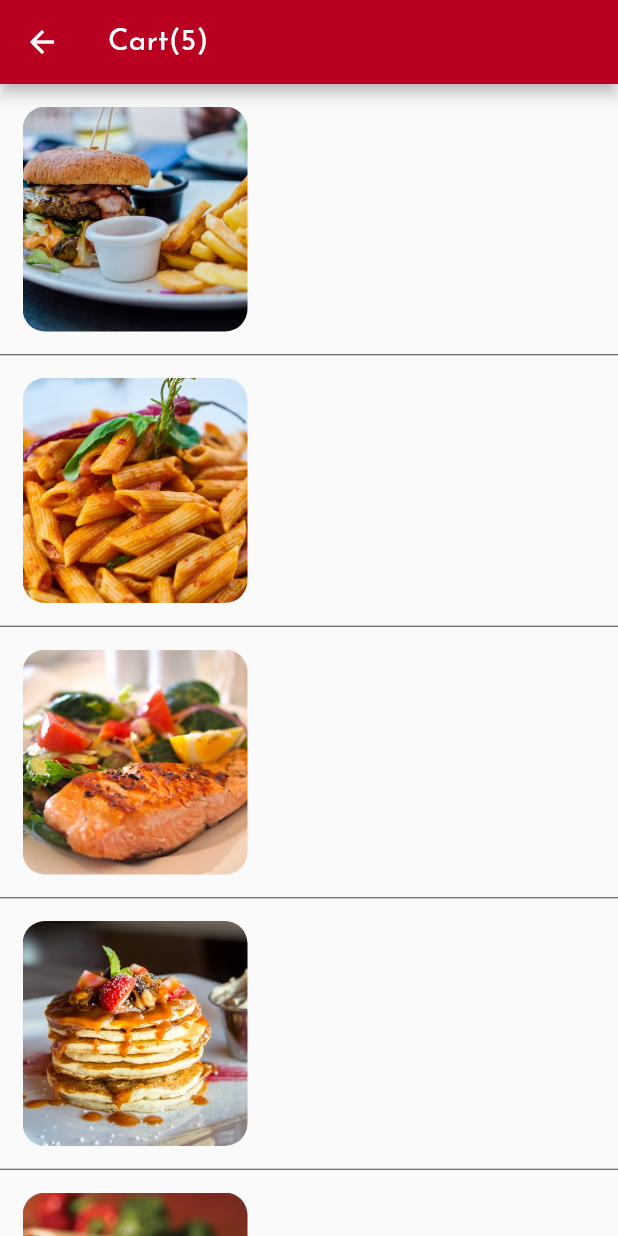
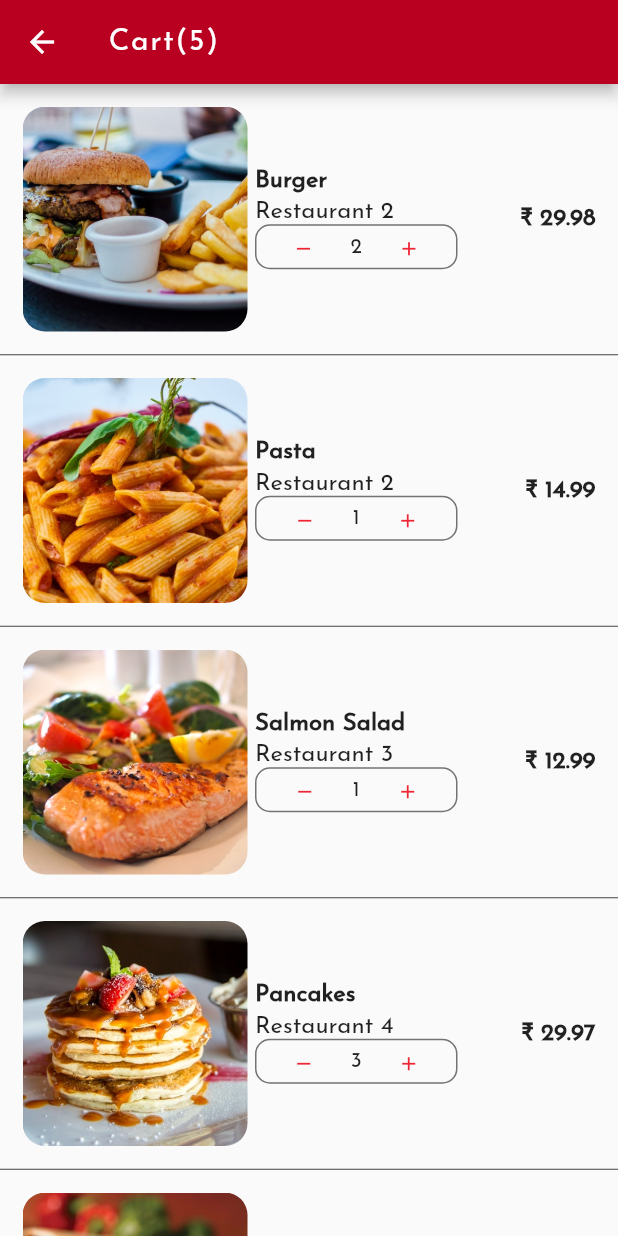
Before and after one commit to 07Abhi/foodAppUi, a Flutter app: the screen it shows after launch, after a tap on an icon or button, on a phone screen of 412 x 824 dp. Run offline on Flutter 3.47's test engine with Material 2 defaults, Android fonts, the phone set to English and light mode, and no system bars; our stand-ins replace toast; missing offline and left inert: autocomplete_textfield; statements that could not run were skipped.

```diff
--- a/lib/screens/cartscreen.dart
+++ b/lib/screens/cartscreen.dart
@@ -15,7 +15,14 @@ class _CartScreenState extends State<CartScreen> {
   Widget build(BuildContext context) {
     return Scaffold(
       appBar: AppBar(
-        title: Text('Cart(${currentUser.cart.length})'),
+        title: Text(
+          'Cart(${currentUser.cart.length})',
+          style: TextStyle(
+            letterSpacing: 1.0,
+            fontSize: 20.0,
+            fontWeight: FontWeight.w400,
+          ),
+        ),
       ),
       body: ListView.separated(
           itemBuilder: (context, index) {
--- a/lib/screens/homescreen.dart
+++ b/lib/screens/homescreen.dart
@@ -10,6 +10,14 @@ import 'package:flutter/cupertino.dart';
 import 'package:flutter/material.dart';
 import 'package:flutter_food_delivery_ui/icons/carticon.dart';
 
+List<String> restaurantSearch = [
+  'Restaurant 0',
+  'Restaurant 1',
+  'Restaurant 2',
+  'Restaurant 3',
+  'Restaurant 0'
+];
+
 class HomePage extends StatefulWidget {
   HomePage({Key key}) : super(key: key);
 
@@ -18,6 +26,9 @@ class HomePage extends StatefulWidget {
 }
 
 class _HomePageState extends State<HomePage> {
+  final textKey = GlobalKey<AutoCompleteTextFieldState>();
+  final _textController = TextEditingController();
+  final focus = FocusNode();
   Route _pageAnimationRestra(Restaurant restra) {
     return PageRouteBuilder(
         pageBuilder: (context, animation, secondaryAnimation) =>
@@ -44,7 +55,7 @@ class _HomePageState extends State<HomePage> {
       transitionsBuilder: (context, animation, secondaryAnimation, child) {
         var begin = Offset(0.0, 1.0);
         var end = Offset.zero;
-          var curve = Curves.easeInExpo;
+        var curve = Curves.easeInOut;
         var tween =
             Tween(begin: begin, end: end).chain(CurveTween(curve: curve));
         var offsetAnimation = animation.drive(tween);
@@ -52,7 +63,8 @@ class _HomePageState extends State<HomePage> {
           position: offsetAnimation,
           child: child,
         );
-        });
+      },
+    );
   }
 
   Route _pageAnimationProfile() {
@@ -69,13 +81,14 @@ class _HomePageState extends State<HomePage> {
           position: offSetAnimation,
           child: child,
         );
-        });
+      },
+    );
   }
 
-  final textKey = GlobalKey<AutoCompleteTextFieldState>();
   _buildRestuarantsList() {
     List<Widget> restroList = [];
-    restaurants.forEach((Restaurant restra) {
+    restaurants.forEach(
+      (Restaurant restra) {
         restroList.add(
           GestureDetector(
             onTap: () => Navigator.push(context, _pageAnimationRestra(restra)),
@@ -129,7 +142,7 @@ class _HomePageState extends State<HomePage> {
                           ),
                           SizedBox(height: 5.0),
                           Text(
-                          'Nearby Place',
+                            'Nearby Place Name',
                             style: TextStyle(
                                 fontFamily: 'Ubuntu',
                                 fontWeight: FontWeight.w600,
@@ -138,7 +151,7 @@ class _HomePageState extends State<HomePage> {
                           ),
                           SizedBox(height: 5.0),
                           Text(
-                          'Distance from near by',
+                            '0 Km away',
                             style: TextStyle(
                                 fontFamily: 'Ubuntu',
                                 fontWeight: FontWeight.w600,
@@ -154,7 +167,8 @@ class _HomePageState extends State<HomePage> {
             ),
           ),
         );
-    });
+      },
+    );
     return Column(
       children: restroList,
     );
@@ -196,13 +210,20 @@ class _HomePageState extends State<HomePage> {
             padding:
                 const EdgeInsets.symmetric(horizontal: 18.0, vertical: 10.0),
             child: AutoCompleteTextField(
+              focusNode: focus,
+              clearOnSubmit: false,
+              controller: _textController,
               decoration: InputDecoration(
                 prefixIcon: Icon(
                   Icons.search,
                   color: Colors.black45,
                 ),
-                suffixIcon: Icon(
-                  Icons.clear,
+                suffixIcon: IconButton(
+                  icon: Icon(Icons.clear),
+                  onPressed: () {
+                    // Focus.of(context).unfocus();
+                    _textController.clear();
+                  },
                   color: Colors.black45,
                 ),
                 hintText: 'Search Resautrant',
@@ -219,12 +240,21 @@ class _HomePageState extends State<HomePage> {
                     borderRadius: BorderRadius.circular(10.0),
                     borderSide: BorderSide(width: 2.0, color: Colors.yellow)),
               ),
-              itemSubmitted: (suggestin) {},
+              itemSubmitted: (suggestion) {},
               key: textKey,
-              suggestions: null,
-              itemBuilder: null,
-              itemSorter: null,
-              itemFilter: null,
+              suggestions: restaurantSearch,
+              itemBuilder: (context, suggestion) {
+                return ListTile(
+                  title: Text(suggestion),
+                  trailing: Text('x km away'),
+                );
+              },
+              itemFilter: (item, query) {
+                return item.toLowerCase().startsWith(query.toLowerCase());
+              },
+              itemSorter: (a, b) {
+                return a.compareTo(b);
+              },
             ),
           ),
           Recents(),
--- a/lib/widgets/cartstiles.dart
+++ b/lib/widgets/cartstiles.dart
@@ -17,7 +17,8 @@ class _CartTilesState extends State<CartTiles> {
       height: 150.0,
       child: Row(
         children: [
-          Row(
+          Expanded(
+            child: Row(
               mainAxisAlignment: MainAxisAlignment.start,
               mainAxisSize: MainAxisSize.min,
               children: [
@@ -30,10 +31,91 @@ class _CartTilesState extends State<CartTiles> {
                     fit: BoxFit.cover,
                   ),
                 ),
+                Expanded(
+                  child: Padding(
+                    padding: const EdgeInsets.symmetric(horizontal: 5.0),
+                    child: Column(
+                      mainAxisAlignment: MainAxisAlignment.center,
+                      crossAxisAlignment: CrossAxisAlignment.start,
+                      children: [
+                        Text(
+                          widget.order.food.name,
+                          overflow: TextOverflow.ellipsis,
+                          style: TextStyle(
+                            fontSize: 16.0,
+                            fontWeight: FontWeight.w600,
+                            color: Colors.black87,
+                          ),
+                        ),
+                        SizedBox(
+                          height: 5.0,
+                        ),
+                        Text(
+                          widget.order.restaurant.name,
+                          overflow: TextOverflow.ellipsis,
+                          style: TextStyle(
+                            fontSize: 16.0,
+                            color: Colors.black87,
+                          ),
+                        ),
+                        Container(
+                          height: 30.0,
+                          width: 135.0,
+                          decoration: BoxDecoration(
+                            borderRadius: BorderRadius.circular(10.0),
+                            border: Border.all(
+                              width: 1.0,
+                              color: Colors.black54,
+                            ),
+                          ),
+                          child: Expanded(
+                            child: Row(
+                              mainAxisAlignment: MainAxisAlignment.spaceEvenly,
+                              crossAxisAlignment: CrossAxisAlignment.center,
+                              children: [
+                                IconButton(
+                                    icon: Icon(
+                                      Icons.remove,
+                                      size: 15.0,
+                                      color: Theme.of(context).accentColor,
+                                    ),
+                                    onPressed: () {}),
+                                Text(
+                                  widget.order.quantity.toString(),
+                                  style: TextStyle(
+                                    color: Colors.black87,
+                                  ),
+                                ),
+                                IconButton(
+                                  icon: Icon(
+                                    Icons.add,
+                                    size: 15.0,
+                                    color: Theme.of(context).accentColor,
+                                  ),
+                                  onPressed: () {},
+                                ),
                               ],
                             ),
+                          ),
+                        )
+                      ],
+                    ),
+                  ),
+                )
+              ],
+            ),
+          ),
+          Text(
+            '₹ ' + '${widget.order.food.price * widget.order.quantity}',
+            style: TextStyle(
+              fontSize: 16.0,
+              fontWeight: FontWeight.w600,
+              color: Colors.black87,
+            ),
+          )
         ],
       ),
     );
   }
 }
+//₹
```
Lines whose indentation alone changed are shown as unchanged.
